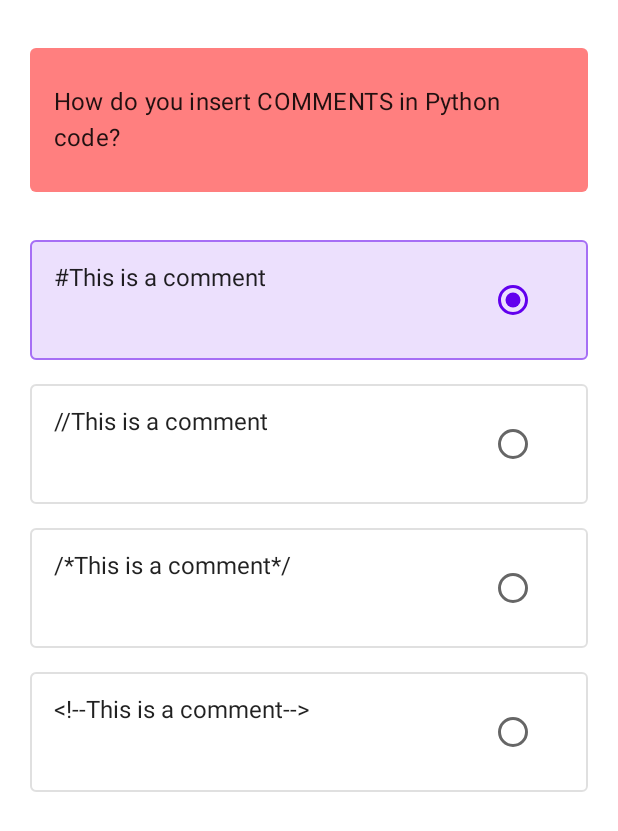
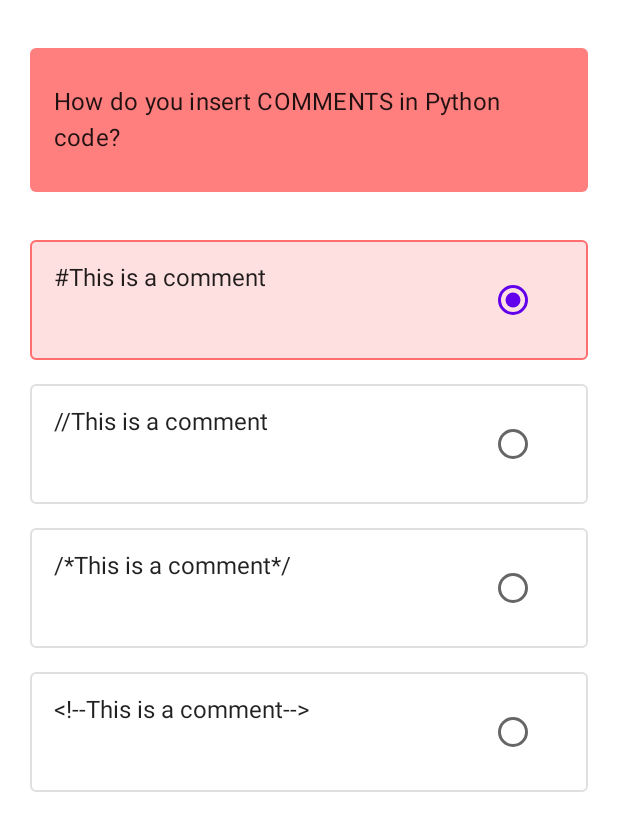
Before and after one commit to AliakseiBelabrovik/PythonCharmer, an Android app built with Jetpack Compose: the composable QuestionContent called with sample values from the repository, after a tap on "#This is a comment", on a phone screen of 412 x 824 dp. Shown: the top 831 px of the screen. Run offline under Robolectric (Android 15) with nearby library versions, the phone set to English and light mode, and no system bars.

Commit message:
navigation & colors

```diff
--- a/app/src/main/java/com/example/pythoncharmer/screens/TestScreen.kt
+++ b/app/src/main/java/com/example/pythoncharmer/screens/TestScreen.kt
@@ -31,6 +31,7 @@ import com.example.pythoncharmer.models.*
 import com.example.pythoncharmer.view_models.TestScreenViewModel
 import com.example.pythoncharmer.view_states.TestScreenViewState
 import com.example.pythoncharmer.models.Topic
+import com.example.pythoncharmer.navigation.AppScreens
 
 @Composable
 fun TestScreen(navController: NavController = rememberNavController(), topic : Topic?) {
@@ -106,9 +107,13 @@ fun TestScreen(navController: NavController = rememberNavController(), topic : T
                 onNextPressed = {
                     testScreenViewModel.goToNextQuestion()
                     Log.d( "After pressing next", "The current question is now: " + currentState.value.questions[currentState.value.currentQuestionIndex].questionText )
-                }) {
-                //TODO on don't know pressed
-            }
+                },
+                onDontKnowPressed = {
+                    if (topic != null) {
+                        navController.navigate("${AppScreens.StudyLinksScreen.value}/${topic.id}")
+                    }
+                }
+                )
         }
     )
 }
@@ -240,6 +245,8 @@ fun SingleChoiceQuestion(
             val answerBorderColor = if (optionSelected) {
                 if (question.feedbackColor == "GREEN") {
                     Color.Green.copy(alpha = 0.5f)
+                } else if (question.feedbackColor == "RED") {
+                    Color.Red.copy(alpha = 0.5f)
                 } else {
                     MaterialTheme.colors.primary.copy(alpha = 0.5f)
                 }
@@ -249,6 +256,8 @@ fun SingleChoiceQuestion(
             val answerBackgroundColor = if (optionSelected) {
                 if (question.feedbackColor == "GREEN") {
                     Color.Green.copy(alpha = 0.12f)
+                } else if (question.feedbackColor == "RED") {
+                    Color.Red.copy(alpha = 0.12f)
                 } else {
                     MaterialTheme.colors.primary.copy(alpha = 0.12f)
                 }
```
